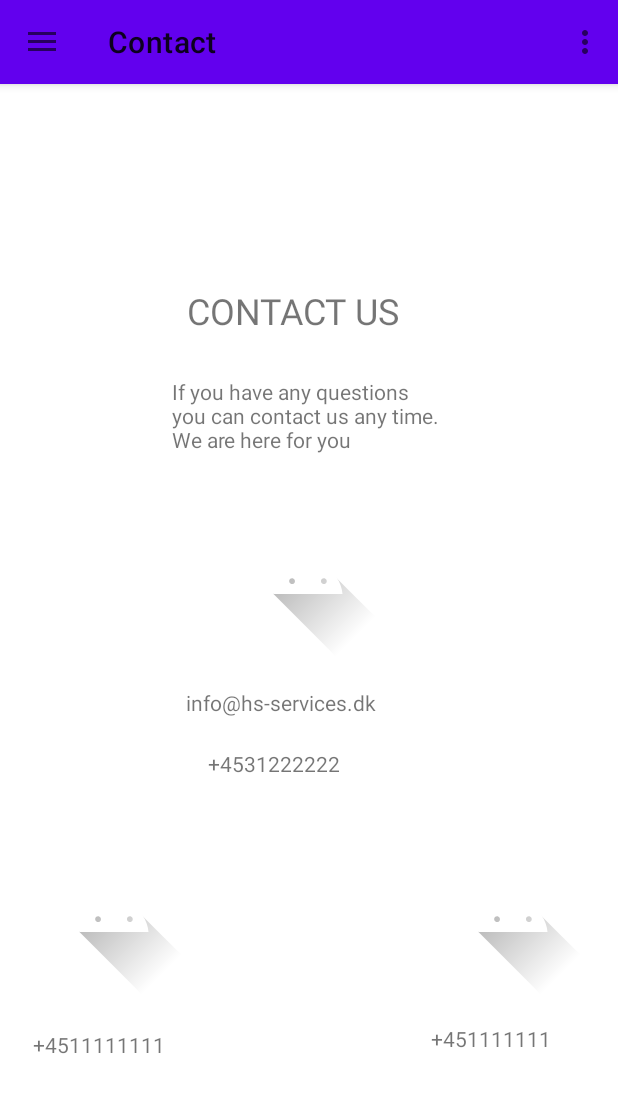
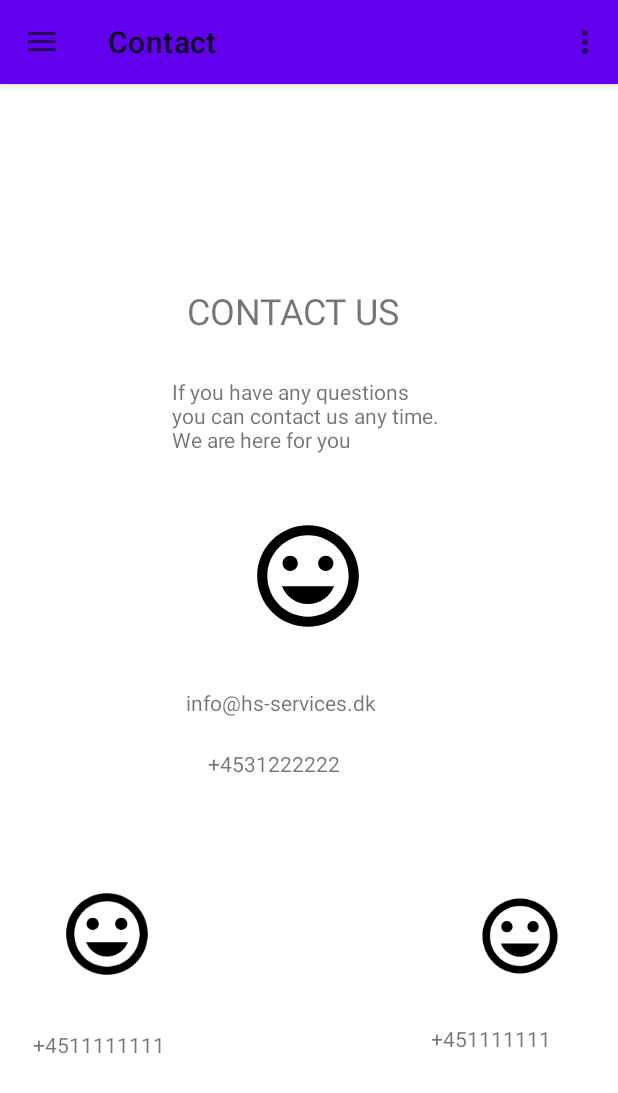
Before and after one commit to ancahutupasu/HeServices2, an Android app: the ContactFragment screen opened through its navigation route, on a phone screen of 412 x 824 dp. Shown: the top 1093 px of the screen. Run offline under Robolectric (Android 15) with nearby library versions, the phone set to English and light mode, and no system bars; our stand-ins replace navigation-ui.

Commit message:
updated contact layout

```diff
--- a/app/src/main/java/com/example/heservices/services/ServicesFragment.java
+++ b/app/src/main/java/com/example/heservices/services/ServicesFragment.java
@@ -4,6 +4,7 @@ import android.os.Bundle;
 import android.view.LayoutInflater;
 import android.view.View;
 import android.view.ViewGroup;
+import android.widget.Button;
 
 import androidx.annotation.NonNull;
 import androidx.fragment.app.Fragment;
@@ -13,5 +14,6 @@ import com.example.heservices.R;
 public class ServicesFragment extends Fragment {
     public View onCreateView(@NonNull LayoutInflater inflater, ViewGroup container, Bundle savedInstanceState) {
         return inflater.inflate(R.layout.fragment_services, container, false);
+
     }
 }
--- /dev/null
+++ b/app/src/main/res/drawable/ic_baseline_tag_faces_24.xml
@@ -0,0 +1,5 @@
+<vector android:height="24dp" android:tint="#000000"
+    android:viewportHeight="24" android:viewportWidth="24"
+    android:width="24dp" xmlns:android="http://schemas.android.com/apk/res/android">
+    <path android:fillColor="@android:color/white" android:pathData="M11.99,2C6.47,2 2,6.48 2,12s4.47,10 9.99,10C17.52,22 22,17.52 22,12S17.52,2 11.99,2zM12,20c-4.42,0 -8,-3.58 -8,-8s3.58,-8 8,-8 8,3.58 8,8 -3.58,8 -8,8zM15.5,11c0.83,0 1.5,-0.67 1.5,-1.5S16.33,8 15.5,8 14,8.67 14,9.5s0.67,1.5 1.5,1.5zM8.5,11c0.83,0 1.5,-0.67 1.5,-1.5S9.33,8 8.5,8 7,8.67 7,9.5 7.67,11 8.5,11zM12,17.5c2.33,0 4.31,-1.46 5.11,-3.5L6.89,14c0.8,2.04 2.78,3.5 5.11,3.5z"/>
+</vector>
--- a/app/src/main/res/layout/fragment_contact.xml
+++ b/app/src/main/res/layout/fragment_contact.xml
@@ -1,5 +1,6 @@
 <?xml version="1.0" encoding="utf-8"?>
 <androidx.constraintlayout.widget.ConstraintLayout xmlns:android="http://schemas.android.com/apk/res/android"
+    xmlns:tools="http://schemas.android.com/tools"
     android:layout_width="match_parent"
     android:layout_height="match_parent"
     xmlns:app="http://schemas.android.com/apk/res-auto">
@@ -18,15 +19,15 @@
 
     <ImageView
         android:id="@+id/imageView2"
-        android:layout_width="wrap_content"
-        android:layout_height="wrap_content"
+        android:layout_width="89dp"
+        android:layout_height="81dp"
         app:layout_constraintBottom_toBottomOf="parent"
         app:layout_constraintEnd_toEndOf="parent"
         app:layout_constraintHorizontal_bias="0.498"
         app:layout_constraintStart_toStartOf="parent"
         app:layout_constraintTop_toTopOf="parent"
         app:layout_constraintVertical_bias="0.418"
-        app:srcCompat="@drawable/ic_launcher_foreground" />
+        app:srcCompat="@drawable/ic_baseline_tag_faces_24" />
 
     <TextView
         android:id="@+id/email1"
@@ -42,27 +43,27 @@
 
     <ImageView
         android:id="@+id/imageView6"
-        android:layout_width="wrap_content"
-        android:layout_height="wrap_content"
+        android:layout_width="97dp"
+        android:layout_height="65dp"
         app:layout_constraintBottom_toBottomOf="parent"
         app:layout_constraintEnd_toEndOf="parent"
         app:layout_constraintHorizontal_bias="0.072"
         app:layout_constraintStart_toStartOf="parent"
         app:layout_constraintTop_toTopOf="parent"
         app:layout_constraintVertical_bias="0.76"
-        app:srcCompat="@drawable/ic_launcher_foreground" />
+        app:srcCompat="@drawable/ic_baseline_tag_faces_24" />
 
     <ImageView
         android:id="@+id/imageView9"
-        android:layout_width="wrap_content"
-        android:layout_height="wrap_content"
+        android:layout_width="97dp"
+        android:layout_height="60dp"
         app:layout_constraintBottom_toBottomOf="parent"
         app:layout_constraintEnd_toEndOf="parent"
         app:layout_constraintHorizontal_bias="0.947"
         app:layout_constraintStart_toStartOf="parent"
         app:layout_constraintTop_toTopOf="parent"
         app:layout_constraintVertical_bias="0.76"
-        app:srcCompat="@drawable/ic_launcher_foreground" />
+        app:srcCompat="@drawable/ic_baseline_tag_faces_24" />
 
     <TextView
         android:id="@+id/phone1"
```
